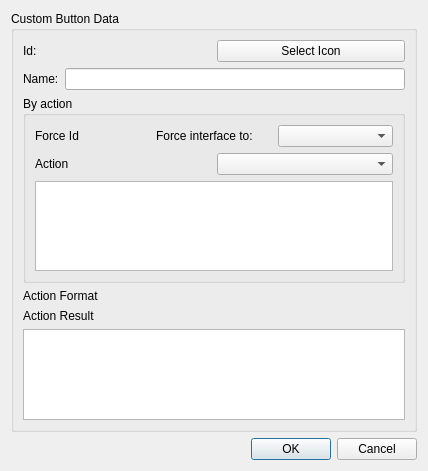
This is GuiXYZ_VariableButtonDataDialog.ui in fedetony/GUI_XYZ_GImage as Qt 5 draws it before an edit. The edited form follows.
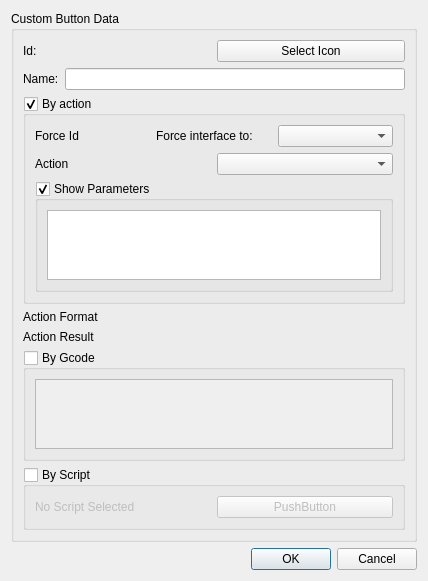
This is the edited form. Icons and pictures are not drawn.

Commit message: Added checkable visible parameters in tablewidget Connected actions to show hide elements Separated filling the tables/objects and replacing batton info Added batton key fill in case some key is missing. Just requires a key_id Organized Fill_Form_with_batton_Data to fill the form when edit is called Added byaction byscript or bygcode modes to select the actions Added Force_id Added icon select

```diff
--- a/GuiXYZ_VariableButtonDataDialog.ui
+++ b/GuiXYZ_VariableButtonDataDialog.ui
@@ -56,11 +56,89 @@
         </item>
        </layout>
       </item>
+      <item row="3" column="0">
+       <layout class="QVBoxLayout" name="verticalLayout_2">
+        <item>
+         <widget class="QLabel" name="label_VBDD_Format">
+          <property name="text">
+           <string>Action Format</string>
+          </property>
+         </widget>
+        </item>
+        <item>
+         <widget class="QLabel" name="label_VBDD_Result">
+          <property name="text">
+           <string>Action Result</string>
+          </property>
+         </widget>
+        </item>
+       </layout>
+      </item>
+      <item row="5" column="0" rowspan="2">
+       <widget class="QGroupBox" name="groupBox_VBDD_byScript">
+        <property name="toolTip">
+         <string>To send script no action and no Gcode must be present.</string>
+        </property>
+        <property name="title">
+         <string>By Script</string>
+        </property>
+        <property name="checkable">
+         <bool>true</bool>
+        </property>
+        <property name="checked">
+         <bool>false</bool>
+        </property>
+        <layout class="QHBoxLayout" name="horizontalLayout_5">
+         <item>
+          <widget class="QLabel" name="label_VBDD_Script">
+           <property name="text">
+            <string>No Script Selected</string>
+           </property>
+          </widget>
+         </item>
+         <item>
+          <widget class="QPushButton" name="pushButton_VBDD_Script">
+           <property name="text">
+            <string>PushButton</string>
+           </property>
+           <property name="icon">
+            <iconset>
+             <normaloff>img/Document-icon.png</normaloff>img/Document-icon.png</iconset>
+           </property>
+          </widget>
+         </item>
+        </layout>
+       </widget>
+      </item>
+      <item row="4" column="0">
+       <widget class="QGroupBox" name="groupBox_VBDD_byGcode">
+        <property name="toolTip">
+         <string>To send Gcode no action has to be selected.</string>
+        </property>
+        <property name="title">
+         <string>By Gcode</string>
+        </property>
+        <property name="checkable">
+         <bool>true</bool>
+        </property>
+        <property name="checked">
+         <bool>false</bool>
+        </property>
+        <layout class="QVBoxLayout" name="verticalLayout_3">
+         <item>
+          <widget class="QPlainTextEdit" name="plainTextEdit_VBDD_Gcode"/>
+         </item>
+        </layout>
+       </widget>
+      </item>
       <item row="2" column="0">
        <widget class="QGroupBox" name="groupBox_VBDD_byaction">
         <property name="title">
          <string>By action</string>
         </property>
+        <property name="checkable">
+         <bool>true</bool>
+        </property>
         <layout class="QGridLayout" name="gridLayout_2">
          <item row="0" column="0">
           <layout class="QHBoxLayout" name="horizontalLayout_3">
@@ -97,33 +175,24 @@
            </item>
           </layout>
          </item>
-         <item row="4" column="0">
-          <widget class="QTableWidget" name="tableWidget_VBDD_parameters"/>
+         <item row="4" column="0" rowspan="2">
+          <widget class="QGroupBox" name="groupBox_VBDD_Parameters">
+           <property name="title">
+            <string>Show Parameters</string>
+           </property>
+           <property name="checkable">
+            <bool>true</bool>
+           </property>
+           <layout class="QVBoxLayout" name="verticalLayout_4">
+            <item>
+             <widget class="QTableWidget" name="tableWidget_VBDD_parameters"/>
+            </item>
+           </layout>
+          </widget>
          </item>
         </layout>
        </widget>
       </item>
-      <item row="3" column="0">
-       <layout class="QVBoxLayout" name="verticalLayout_2">
-        <item>
-         <widget class="QLabel" name="label_VBDD_Format">
-          <property name="text">
-           <string>Action Format</string>
-          </property>
-         </widget>
-        </item>
-        <item>
-         <widget class="QLabel" name="label_VBDD_Result">
-          <property name="text">
-           <string>Action Result</string>
-          </property>
-         </widget>
-        </item>
-       </layout>
-      </item>
-      <item row="4" column="0">
-       <widget class="QTextEdit" name="textEdit_VBDD_Gcode"/>
-      </item>
      </layout>
     </widget>
    </item>
```
The commit also changes 2 other files.
